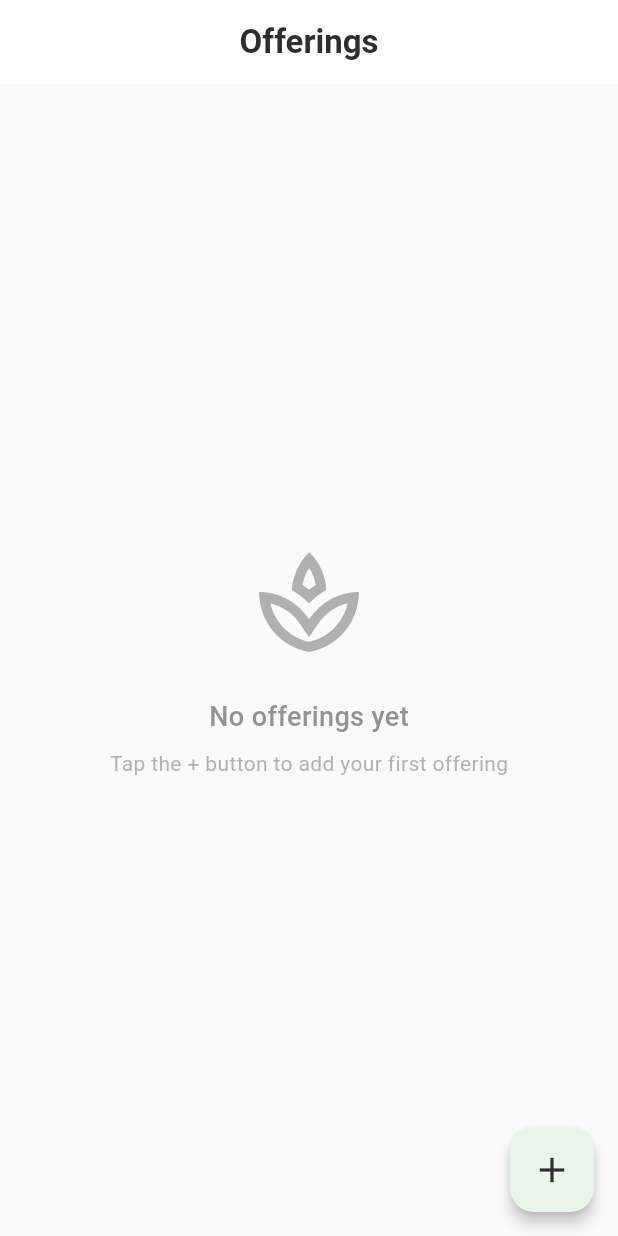
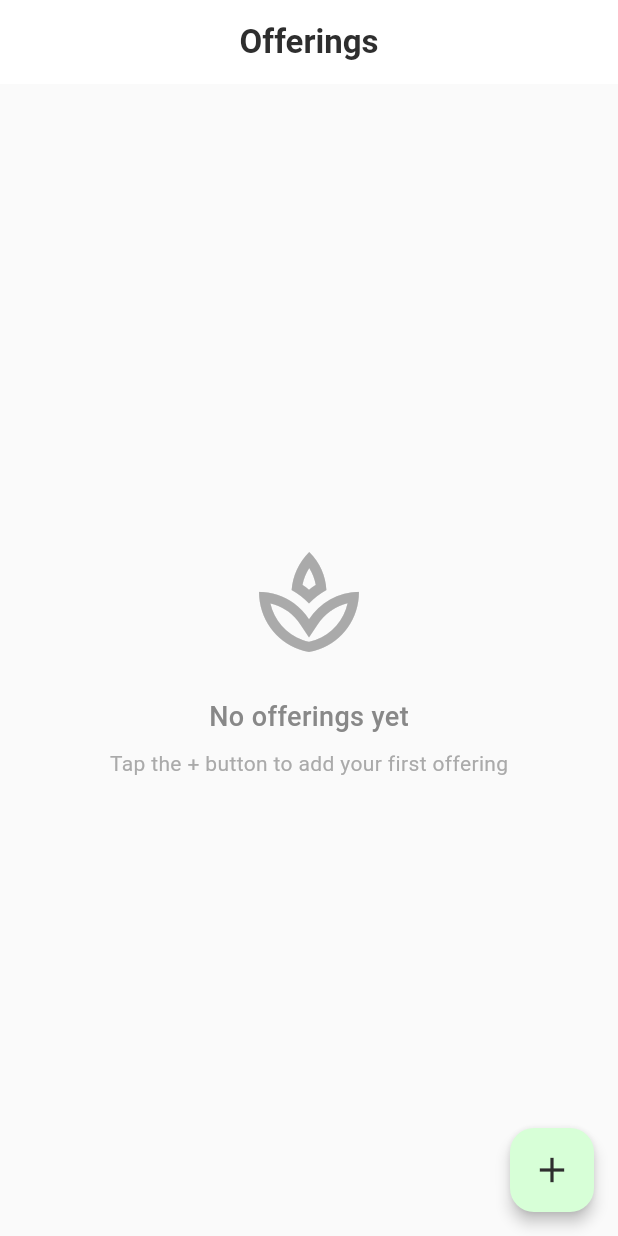
Before and after one commit to zeelbhanderi/mynewearth-practical-interview, a Flutter app: the screen it shows after launch, on a phone screen of 412 x 824 dp. Run offline on Flutter 3.47's test engine with Material 3 defaults, Android fonts, the phone set to English and light mode, and no system bars; our stand-ins replace get, sqflite; accounts and stored records are empty.

Commit message:
feat: Add adaptive launcher icons for Android and iOS
- Added adaptive launcher icons for various screen densities in Android.
- Updated iOS AppIcon assets with new images and modified Contents.json.
- Introduced ItunesArtwork for iOS marketing.
- Updated Info.plist with new app name "My New Earth Offerings".
- Created app color theme in app_colors.dart and app_theme.dart.
- Implemented custom snackbar functionality for better user feedback.
- Refactored offering controller to use custom snackbar for notifications.
- Updated offering pages to use new color theme and custom text field.
- Removed unused theme toggle widget.
- Cleaned up pubspec.yaml by removing unnecessary comments.
- Added app walkthrough video to showcase features.

```diff
--- a/lib/core/constants/app_colors.dart
+++ /dev/null
@@ -1,16 +0,0 @@
-import 'package:flutter/material.dart';
-
-class AppColors {
-  static const Color primary = Color(0xFFE8F5E8);
-  static const Color primaryLight = Color(0xFFF5FAF5);
-  static const Color secondary = Color(0xFFE3F2FD);
-  static const Color accent = Color(0xFFF0F8FF);
-  static const Color background = Color(0xFFFAFAFA);
-  static const Color surface = Colors.white;
-  static const Color text = Color(0xFF2E2E2E);
-  static const Color textLight = Color(0xFF666666);
-  static const Color border = Color(0xFFE0E0E0);
-  static const Color success = Color(0xFF4CAF50);
-  static const Color error = Color(0xFFE57373);
-  static const Color warning = Color(0xFFFFB74D);
-}
--- /dev/null
+++ b/lib/core/theme/app_colors.dart
@@ -0,0 +1,18 @@
+import 'package:flutter/material.dart';
+
+class AppColors {
+  static const Color primary = Color.fromARGB(255, 215, 255, 215);
+  static const Color primaryLight = Color(0xFFF5FAF5);
+  static const Color secondary = Color(0xFFE3F2FD);
+  static const Color accent = Color(0xFFF0F8FF);
+  static const Color background = Color(0xFFFAFAFA);
+  static const Color surface = Colors.white;
+  static const Color text = Color(0xFF2E2E2E);
+  static const Color textLight = Color(0xFF666666);
+  static const Color description = Color(0xFF888888);
+  static const Color subDescription = Color(0xFFAAAAAA);
+  static const Color border = Color(0xFFE0E0E0);
+  static const Color success = Color(0xFF16B240);
+  static const Color error = Color(0xFFFF3535);
+  static const Color warning = Color(0xFFFFA726);
+}
--- a/lib/core/theme/app_theme.dart
+++ b/lib/core/theme/app_theme.dart
@@ -0,0 +1,57 @@
+
+import 'package:flutter/material.dart';
+import 'app_colors.dart';
+
+class AppTheme {
+		static ThemeData get lightTheme {
+			return ThemeData(
+        primarySwatch: Colors.green,
+				brightness: Brightness.light,
+				scaffoldBackgroundColor: AppColors.background,
+				fontFamily: 'Roboto',
+				textTheme: const TextTheme(
+					headlineLarge: TextStyle(color: AppColors.text),
+					headlineMedium: TextStyle(color: AppColors.text),
+					headlineSmall: TextStyle(color: AppColors.text),
+					bodyLarge: TextStyle(color: AppColors.text),
+					bodyMedium: TextStyle(color: AppColors.text),
+					bodySmall: TextStyle(color: AppColors.textLight),
+				),
+				appBarTheme: const AppBarTheme(
+					backgroundColor: AppColors.surface,
+					foregroundColor: AppColors.text,
+					elevation: 0,
+				),
+				snackBarTheme: const SnackBarThemeData(
+					backgroundColor: AppColors.text,
+					contentTextStyle: TextStyle(color: AppColors.surface),
+					shape: RoundedRectangleBorder(
+						borderRadius: BorderRadius.all(Radius.circular(8)),
+					),
+				),
+        dialogTheme: DialogThemeData(
+          backgroundColor: AppColors.background,
+          elevation: 8,
+          shape: RoundedRectangleBorder(
+            borderRadius: BorderRadius.circular(16),
+          ),
+        ),
+        progressIndicatorTheme: const ProgressIndicatorThemeData(
+          color: AppColors.primary,
+          linearTrackColor: AppColors.surface,
+          circularTrackColor: AppColors.surface,
+        ),
+				colorScheme: ColorScheme(
+					brightness: Brightness.light,
+					primary: AppColors.primary,
+					onPrimary: AppColors.text,
+					secondary: AppColors.secondary,
+					onSecondary: AppColors.text,
+					error: AppColors.error,
+					onError: AppColors.surface,
+					surface: AppColors.surface,
+					onSurface: AppColors.text,
+				),
+			);
+	}
+}
--- /dev/null
+++ b/lib/core/utils/enums.dart
@@ -0,0 +1,13 @@
+import 'package:flutter/material.dart';
+
+import '../theme/app_colors.dart';
+
+enum SnackBarStatus {
+  success(color: AppColors.success),
+  error(color: AppColors.error),
+  warning(color: AppColors.warning);
+
+  const SnackBarStatus({required this.color});
+
+  final Color color;
+}
--- /dev/null
+++ b/lib/core/widgets/custom_snackbar.dart
@@ -0,0 +1,80 @@
+import 'package:flutter/material.dart';
+
+import '../../core/utils/enums.dart';
+
+class CustomSnackBar {
+  static final GlobalKey<ScaffoldMessengerState> scaffoldMessengerKey =
+      GlobalKey<ScaffoldMessengerState>();
+
+  static void show({
+    required String message,
+    required SnackBarStatus status,
+    Duration? duration,
+    Duration? animationDuration,
+    EdgeInsets? margin,
+    double? borderRadius,
+    VoidCallback? onActionPressed,
+    String? actionLabel,
+  }) {
+    final SnackBar snackBar = SnackBar(
+      content: Text(
+        message,
+        style: const TextStyle(color: Colors.white, fontSize: 16),
+      ),
+      backgroundColor: status.color,
+      duration: duration ?? Duration(seconds: 2),
+      margin: margin ?? EdgeInsets.all(10),
+      behavior: SnackBarBehavior.floating,
+      shape: RoundedRectangleBorder(
+        borderRadius: BorderRadius.circular(
+          borderRadius ?? 15,
+        ),
+      ),
+      action: actionLabel != null && onActionPressed != null
+          ? SnackBarAction(
+              label: actionLabel,
+              textColor: Colors.white,
+              onPressed: onActionPressed,
+            )
+          : null,
+      animation: CurvedAnimation(
+        curve: Curves.easeInOut,
+        parent: const AlwaysStoppedAnimation(1),
+      ),
+    );
+
+    scaffoldMessengerKey.currentState
+      ?..removeCurrentSnackBar()
+      ..showSnackBar(snackBar);
+  }
+
+  static void showSuccess(
+    String message, {
+    Duration? duration,
+    VoidCallback? onActionPressed,
+    String? actionLabel,
+  }) {
+    show(
+      message: message,
+      status: SnackBarStatus.success,
+      duration: duration,
+      onActionPressed: onActionPressed,
+      actionLabel: actionLabel,
+    );
+  }
+
+  static void showError(
+    String message, {
+    Duration? duration,
+    VoidCallback? onActionPressed,
+    String? actionLabel,
+  }) {
+    show(
+      message: message,
+      status: SnackBarStatus.error,
+      duration: duration,
+      onActionPressed: onActionPressed,
+      actionLabel: actionLabel,
+    );
+  }
+}
--- a/lib/core/widgets/custom_text_field.dart
+++ b/lib/core/widgets/custom_text_field.dart
@@ -1,5 +1,5 @@
 import 'package:flutter/material.dart';
-import '../../../../core/constants/app_colors.dart';
+import '../theme/app_colors.dart';
 
 class CustomTextField extends StatelessWidget {
   final String label;
--- a/lib/features/offerings/presentation/pages/offerings_list_page.dart
+++ b/lib/features/offerings/presentation/pages/offerings_list_page.dart
@@ -1,6 +1,6 @@
 import 'package:flutter/material.dart';
 import 'package:get/get.dart';
-import '../../../../core/constants/app_colors.dart';
+import '../../../../core/theme/app_colors.dart';
 import '../../../../core/constants/app_strings.dart';
 import '../controllers/offering_controller.dart';
 import '../widgets/offering_card.dart';
@@ -14,26 +14,16 @@ class OfferingsListPage extends StatelessWidget {
     final controller = Get.find<OfferingController>();
 
     return Scaffold(
-      backgroundColor: AppColors.background,
       appBar: AppBar(
         title: const Text(
           AppStrings.offerings,
-          style: TextStyle(
-            fontWeight: FontWeight.bold,
-            color: AppColors.text,
-          ),
+          style: TextStyle(fontWeight: FontWeight.bold, color: AppColors.text),
         ),
-        backgroundColor: AppColors.surface,
-        elevation: 0,
         centerTitle: true,
       ),
       body: Obx(() {
         if (controller.isLoading.value && controller.offerings.isEmpty) {
-          return const Center(
-            child: CircularProgressIndicator(
-              color: AppColors.primary,
-            ),
-          );
+          return const Center(child: CircularProgressIndicator());
         }
 
         if (controller.offerings.isEmpty) {
@@ -44,14 +34,14 @@ class OfferingsListPage extends StatelessWidget {
                 Icon(
                   Icons.spa_outlined,
                   size: 80,
-                  color: AppColors.textLight.withOpacity(0.5),
+                  color: AppColors.subDescription,
                 ),
                 const SizedBox(height: 24),
                 Text(
                   'No offerings yet',
                   style: TextStyle(
                     fontSize: 18,
-                    color: AppColors.textLight.withOpacity(0.7),
+                    color: AppColors.description,
                     fontWeight: FontWeight.w500,
                   ),
                 ),
@@ -60,7 +50,7 @@ class OfferingsListPage extends StatelessWidget {
                   'Tap the + button to add your first offering',
                   style: TextStyle(
                     fontSize: 14,
-                    color: AppColors.textLight.withOpacity(0.5),
+                    color: AppColors.subDescription,
                   ),
                 ),
               ],
@@ -78,8 +68,10 @@ class OfferingsListPage extends StatelessWidget {
               final offering = controller.offerings[index];
               return OfferingCard(
                 offering: offering,
-                onTap: () => Get.to(() => AddEditOfferingPage(offering: offering)),
-                onDelete: () => _showDeleteDialog(context, controller, offering.id!),
+                onTap: () =>
+                    Get.to(() => AddEditOfferingPage(offering: offering)),
+                onDelete: () =>
+                    _showDeleteDialog(context, controller, offering.id!),
               );
             },
           ),
@@ -89,25 +81,22 @@ class OfferingsListPage extends StatelessWidget {
         onPressed: () => Get.to(() => const AddEditOfferingPage()),
         backgroundColor: AppColors.primary,
         elevation: 4,
-        child: const Icon(
-          Icons.add,
-          color: AppColors.text,
-          size: 28,
-        ),
+        child: const Icon(Icons.add, color: AppColors.text, size: 28),
       ),
     );
   }
 
-  void _showDeleteDialog(BuildContext context, OfferingController controller, int id) {
+  void _showDeleteDialog(
+    BuildContext context,
+    OfferingController controller,
+    int id,
+  ) {
     Get.dialog(
       AlertDialog(
         shape: RoundedRectangleBorder(borderRadius: BorderRadius.circular(16)),
         title: const Text(
           'Delete Offering',
-          style: TextStyle(
-            fontWeight: FontWeight.bold,
-            color: AppColors.text,
-          ),
+          style: TextStyle(fontWeight: FontWeight.bold, color: AppColors.text),
         ),
         content: const Text(
           'Are you sure you want to delete this offering? This action cannot be undone.',
--- a/lib/features/offerings/presentation/widgets/offering_card.dart
+++ b/lib/features/offerings/presentation/widgets/offering_card.dart
@@ -1,5 +1,5 @@
 import 'package:flutter/material.dart';
-import '../../../../core/constants/app_colors.dart';
+import '../../../../core/theme/app_colors.dart';
 import '../../domain/entities/offering.dart';
 
 class OfferingCard extends StatelessWidget {
--- a/lib/main.dart
+++ b/lib/main.dart
@@ -1,8 +1,9 @@
 import 'package:flutter/material.dart';
 import 'package:get/get.dart';
 import 'core/bindings/initial_bindings.dart';
-import 'core/constants/app_colors.dart';
 import 'core/constants/app_strings.dart';
+import 'core/theme/app_theme.dart';
+import 'core/widgets/custom_snackbar.dart';
 import 'features/offerings/presentation/pages/offerings_list_page.dart';
 
 void main() {
@@ -17,32 +18,9 @@ class WellnessApp extends StatelessWidget {
     return GetMaterialApp(
       title: AppStrings.appName,
       debugShowCheckedModeBanner: false,
+      scaffoldMessengerKey: CustomSnackBar.scaffoldMessengerKey,
       initialBinding: InitialBindings(),
-      theme: ThemeData(
-        primarySwatch: Colors.green,
-        scaffoldBackgroundColor: AppColors.background,
-        fontFamily: 'Roboto',
-        textTheme: const TextTheme(
-          headlineLarge: TextStyle(color: AppColors.text),
-          headlineMedium: TextStyle(color: AppColors.text),
-          headlineSmall: TextStyle(color: AppColors.text),
-          bodyLarge: TextStyle(color: AppColors.text),
-          bodyMedium: TextStyle(color: AppColors.text),
-          bodySmall: TextStyle(color: AppColors.textLight),
-        ),
-        appBarTheme: const AppBarTheme(
-          backgroundColor: AppColors.surface,
-          foregroundColor: AppColors.text,
-          elevation: 0,
-        ),
-        snackBarTheme: const SnackBarThemeData(
-          backgroundColor: AppColors.text,
-          contentTextStyle: TextStyle(color: AppColors.surface),
-          shape: RoundedRectangleBorder(
-            borderRadius: BorderRadius.all(Radius.circular(8)),
-          ),
-        ),
-      ),
+      theme: AppTheme.lightTheme,
       home: const OfferingsListPage(),
     );
   }
```
Also changed, not shown: lib/features/offerings/presentation/controllers/offering_controller.dart (+8 -7 lines), lib/features/offerings/presentation/pages/add_edit_offering_page.dart (+3 -6 lines), pubspec.yaml (+0 -70 lines), lib/core/widgets/theme_toggle_widget.dart (deleted), 31 other files.
